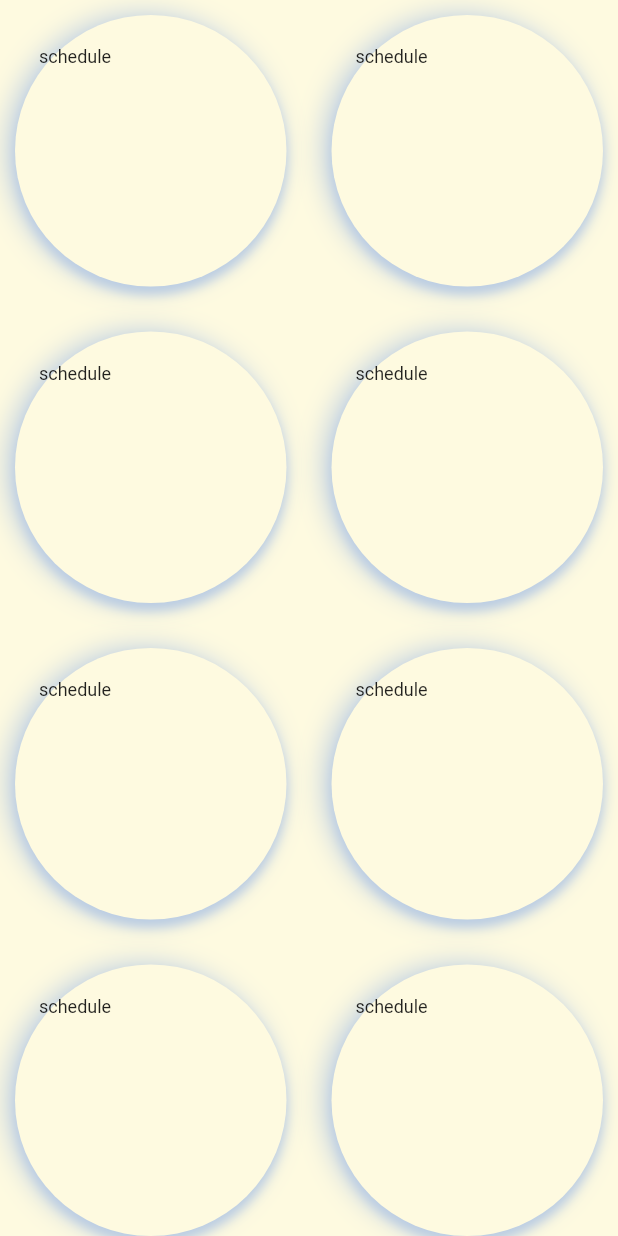
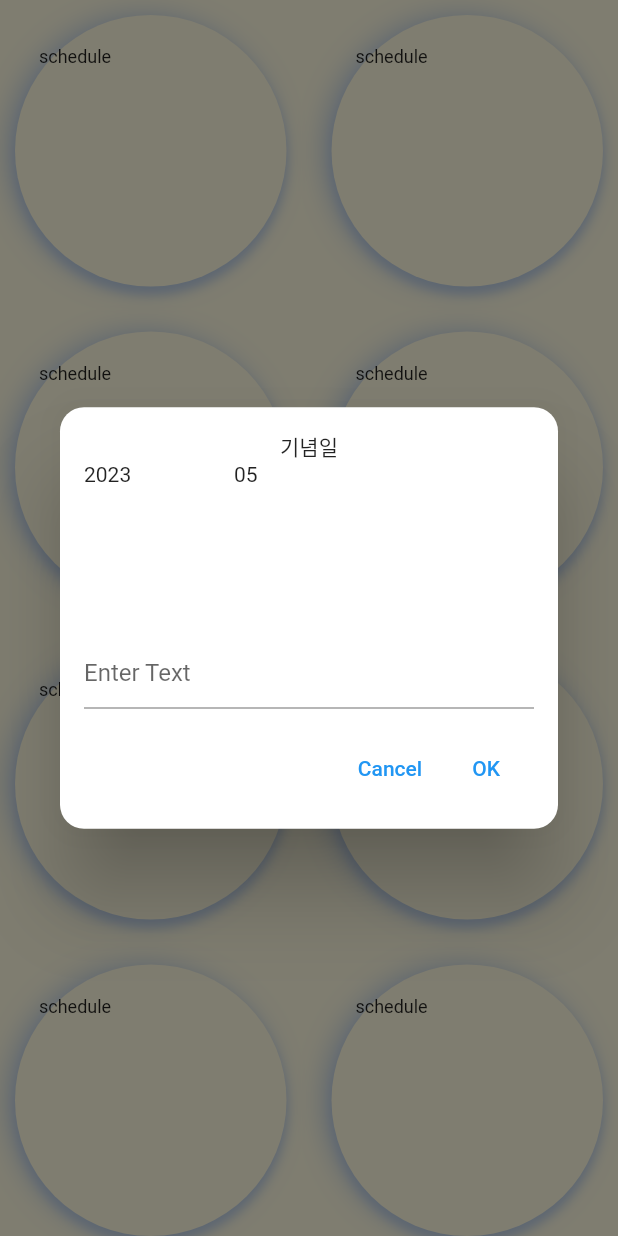
Before and after one commit to bgwbgw100/soloDiary, a Flutter app: the BackGround screen opened directly, after a tap on "schedule", on a phone screen of 412 x 824 dp. Run offline on Flutter 3.47's test engine with Material 2 defaults, Android fonts, the phone set to English and light mode, and no system bars.

Commit message:
팝업 스크롤 날짜 변경

```diff
--- a/lib/scheduleView.dart
+++ b/lib/scheduleView.dart
@@ -1,4 +1,6 @@
 import 'package:flutter/material.dart';
+import 'package:solodiary/util/customColor.dart';
+import 'package:solodiary/util/inputDateUtil.dart';
 
 class Home extends StatefulWidget {
   const Home({super.key});
@@ -91,7 +93,16 @@ class _ScheduleViewState extends State<ScheduleView> {
           child: ListTile(
             title: Text('schedule', textAlign: TextAlign.start, style: TextStyle(fontSize: 12),),
             onTap: (){
-              print('schedule click');
+              showGeneralDialog(
+                context: context,
+                barrierColor: Colors.black.withOpacity(0.5),
+                barrierDismissible: true,
+                barrierLabel: "ads" ,
+                transitionDuration: Duration(milliseconds: 200),
+                pageBuilder: (BuildContext context, Animation<double> animation, Animation<double> secondaryAnimation) {
+                  return MyPopupWidget();
+                },
+              );
             },
           ),
         );
@@ -129,3 +140,56 @@ class _ScheduleViewState extends State<ScheduleView> {
     );
   }
 }
+class MyPopupWidget extends StatelessWidget {
+  @override
+  Widget build(BuildContext context) {
+    return Dialog(
+
+      shape: RoundedRectangleBorder(
+
+        borderRadius: BorderRadius.circular(16.0),
+      ),
+      child: Container(
+        padding: EdgeInsets.all(16.0),
+        child: Column(
+          mainAxisSize: MainAxisSize.min,
+          children: <Widget>[
+            const Text("기념일"),
+            Row(
+              children: <Widget>[
+                InputYear()
+                ,InputMon()
+              ],
+            ),
+
+            const SizedBox(height: 16.0),
+            TextFormField(
+              decoration: InputDecoration(
+                hintText: 'Enter Text',
+              ),
+            ),
+            const SizedBox(height: 16.0),
+            Row(
+              mainAxisAlignment: MainAxisAlignment.end,
+              children: <Widget>[
+                TextButton(
+                  child: Text('Cancel'),
+                  onPressed: () {
+                    Navigator.of(context).pop();
+                  },
+                ),
+                TextButton(
+                  child: Text('OK'),
+                  onPressed: () {
+                    // Perform action on OK button press
+                    Navigator.of(context).pop();
+                  },
+                ),
+              ],
+            ),
+          ],
+        ),
+      ),
+    );
+  }
+}
--- /dev/null
+++ b/lib/util/inputDateUtil.dart
@@ -0,0 +1,98 @@
+import 'package:flutter/material.dart';
+import 'dateUtil.dart';
+
+class InputYear extends StatefulWidget {
+  const InputYear({Key? key}) : super(key: key);
+
+  @override
+  State<InputYear> createState() => _InputYearState();
+}
+
+class _InputYearState extends State<InputYear> {
+  double yearDy = 0;
+  String year = DateUtil().getYear();
+  @override
+  Widget build(BuildContext context) {
+    return  GestureDetector(
+      onVerticalDragUpdate: (details) {
+        yearDy += details.delta.dy;
+        if(yearDy <-35 ){
+          yearDy =0;
+          year = (int.parse(year)-1).toString();
+          setState(() {
+            year;
+          });
+        }
+        if(yearDy >35 ){
+          yearDy =0;
+          year = (int.parse(year)+1).toString();
+          setState(() {
+            year;
+          });
+        }
+      },
+      child: Container(
+        width: 100,
+        height: 100,
+        child: Text(year),
+      ),
+    );
+  }
+}
+class InputMon extends StatefulWidget {
+  const InputMon({Key? key}) : super(key: key);
+
+  @override
+  State<InputMon> createState() => _InputMonState();
+}
+
+class _InputMonState extends State<InputMon> {
+  double monDy = 0;
+  String mon = DateUtil().getMonth();
+
+  void _strMon(int mon){
+    if(mon <= 0){
+      this.mon = "12";
+      return;
+    }
+    if(mon <10){
+       this.mon = "0"+mon.toString();
+       return;
+    }
+    if(mon > 12){
+       this.mon = "01";
+      return;
+    }
+    this.mon = mon.toString();
+  }
+
+  @override
+  Widget build(BuildContext context) {
+    return GestureDetector(
+      onVerticalDragUpdate: (details) {
+        monDy += details.delta.dy;
+
+
+        if(monDy <-35 ){
+          monDy =0;
+          setState(() {
+            _strMon(int.parse(mon)-1);
+          });
+        }
+        if(monDy >35 ){
+          monDy =0;
+          setState(() {
+            _strMon(int.parse(mon)+1);
+          });
+
+
+        }
+      },
+      child: Container(
+        width: 100,
+        height: 100,
+        child: Text(mon),
+      ),
+    );
+  }
+}
```
Also changed, not shown: lib/util/dateUtil.dart (+13 -7 lines).
